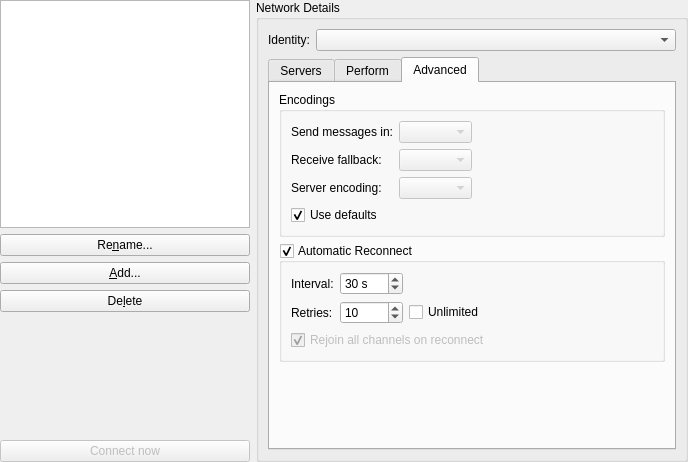
Qt form src/qtui/settingspages/networkssettingspage.ui (quassel/quassel) before a commit.
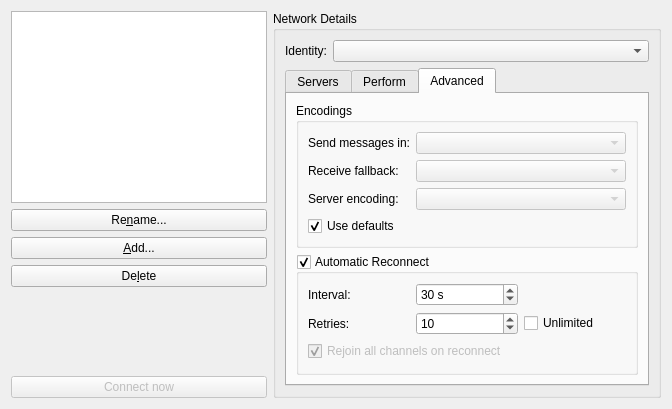
The same form after that commit. The open tabs and pages were chosen to show the change. Icons and pictures are not drawn.

Commit message: finally fixing the layout issues of the network settings. Those scrollbars should be history now. *sigh*

Patch:
```diff
--- a/src/qtui/settingspages/networkssettingspage.ui
+++ b/src/qtui/settingspages/networkssettingspage.ui
@@ -1,23 +1,10 @@
 <ui version="4.0" >
  <class>NetworksSettingsPage</class>
  <widget class="QWidget" name="NetworksSettingsPage" >
-  <property name="geometry" >
-   <rect>
-    <x>0</x>
-    <y>0</y>
-    <width>688</width>
-    <height>462</height>
-   </rect>
-  </property>
   <property name="windowTitle" >
    <string>Form</string>
   </property>
   <layout class="QHBoxLayout" >
-   <property name="margin" >
-    <number>0</number>
-   </property>
-   <item>
-    <layout class="QHBoxLayout" >
      <item>
       <layout class="QVBoxLayout" >
        <item>
@@ -31,8 +18,6 @@
         </widget>
        </item>
        <item>
-        <layout class="QVBoxLayout" >
-         <item>
           <widget class="QPushButton" name="renameNetwork" >
            <property name="sizePolicy" >
             <sizepolicy vsizetype="Fixed" hsizetype="Preferred" >
@@ -44,8 +29,7 @@
             <string>Re&amp;name...</string>
            </property>
            <property name="icon" >
-            <iconset resource="../../icons/icons.qrc" >
-             <normaloff>:/16x16/actions/oxygen/16x16/actions/edit-rename.png</normaloff>:/16x16/actions/oxygen/16x16/actions/edit-rename.png</iconset>
+        <iconset resource="../../icons/icons.qrc" >:/16x16/actions/oxygen/16x16/actions/edit-rename.png</iconset>
            </property>
           </widget>
          </item>
@@ -61,8 +45,7 @@
             <string>&amp;Add...</string>
            </property>
            <property name="icon" >
-            <iconset resource="../../icons/icons.qrc" >
-             <normaloff>:/16x16/actions/oxygen/16x16/actions/list-add.png</normaloff>:/16x16/actions/oxygen/16x16/actions/list-add.png</iconset>
+        <iconset resource="../../icons/icons.qrc" >:/16x16/actions/oxygen/16x16/actions/list-add.png</iconset>
            </property>
            <property name="iconSize" >
             <size>
@@ -84,8 +67,7 @@
             <string>De&amp;lete</string>
            </property>
            <property name="icon" >
-            <iconset resource="../../icons/icons.qrc" >
-             <normaloff>:/16x16/actions/oxygen/16x16/actions/edit-delete.png</normaloff>:/16x16/actions/oxygen/16x16/actions/edit-delete.png</iconset>
+        <iconset resource="../../icons/icons.qrc" >:/16x16/actions/oxygen/16x16/actions/edit-delete.png</iconset>
            </property>
           </widget>
          </item>
@@ -94,10 +76,10 @@
            <property name="orientation" >
             <enum>Qt::Vertical</enum>
            </property>
-           <property name="sizeHint" stdset="0" >
+       <property name="sizeHint" >
             <size>
-             <width>20</width>
-             <height>40</height>
+         <width>131</width>
+         <height>71</height>
             </size>
            </property>
           </spacer>
@@ -117,13 +99,9 @@
             <string>Connect now</string>
            </property>
            <property name="icon" >
-            <iconset>
-             <normaloff/>
-            </iconset>
-           </property>
-          </widget>
-         </item>
-        </layout>
+        <iconset/>
+       </property>
+      </widget>
        </item>
       </layout>
      </item>
@@ -176,21 +154,11 @@
            <property name="enabled" >
             <bool>true</bool>
            </property>
-           <property name="geometry" >
-            <rect>
-             <x>0</x>
-             <y>0</y>
-             <width>394</width>
-             <height>340</height>
-            </rect>
-           </property>
            <attribute name="title" >
             <string>Servers</string>
            </attribute>
            <layout class="QVBoxLayout" >
             <item>
-             <layout class="QVBoxLayout" >
-              <item>
                <layout class="QHBoxLayout" >
                 <item>
                  <widget class="QListWidget" name="serverList" >
@@ -216,9 +184,7 @@
                      <string>&amp;Edit...</string>
                     </property>
                     <property name="icon" >
-                     <iconset>
-                      <normaloff/>
-                     </iconset>
+                 <iconset/>
                     </property>
                    </widget>
                   </item>
@@ -234,8 +200,7 @@
                      <string>&amp;Add...</string>
                     </property>
                     <property name="icon" >
-                     <iconset resource="../../icons/icons.qrc" >
-                      <normaloff>:/16x16/actions/oxygen/16x16/actions/list-add.png</normaloff>:/16x16/actions/oxygen/16x16/actions/list-add.png</iconset>
+                 <iconset resource="../../icons/icons.qrc" >:/16x16/actions/oxygen/16x16/actions/list-add.png</iconset>
                     </property>
                    </widget>
                   </item>
@@ -251,25 +216,18 @@
                      <string>De&amp;lete</string>
                     </property>
                     <property name="icon" >
-                     <iconset resource="../../icons/icons.qrc" >
-                      <normaloff>:/16x16/actions/oxygen/16x16/actions/edit-delete.png</normaloff>:/16x16/actions/oxygen/16x16/actions/edit-delete.png</iconset>
+                 <iconset resource="../../icons/icons.qrc" >:/16x16/actions/oxygen/16x16/actions/edit-delete.png</iconset>
                     </property>
                    </widget>
                   </item>
                   <item>
                    <layout class="QHBoxLayout" >
-                    <property name="spacing" >
-                     <number>6</number>
-                    </property>
-                    <property name="margin" >
-                     <number>0</number>
-                    </property>
                     <item>
                      <spacer>
                       <property name="orientation" >
                        <enum>Qt::Horizontal</enum>
                       </property>
-                      <property name="sizeHint" stdset="0" >
+                  <property name="sizeHint" >
                        <size>
                         <width>0</width>
                         <height>20</height>
@@ -286,8 +244,7 @@
                        <string>...</string>
                       </property>
                       <property name="icon" >
-                       <iconset resource="../../icons/icons.qrc" >
-                        <normaloff>:/16x16/actions/oxygen/16x16/actions/go-up.png</normaloff>:/16x16/actions/oxygen/16x16/actions/go-up.png</iconset>
+                   <iconset resource="../../icons/icons.qrc" >:/16x16/actions/oxygen/16x16/actions/go-up.png</iconset>
                       </property>
                      </widget>
                     </item>
@@ -300,8 +257,7 @@
                        <string>...</string>
                       </property>
                       <property name="icon" >
-                       <iconset resource="../../icons/icons.qrc" >
-                        <normaloff>:/16x16/actions/oxygen/16x16/actions/go-down.png</normaloff>:/16x16/actions/oxygen/16x16/actions/go-down.png</iconset>
+                   <iconset resource="../../icons/icons.qrc" >:/16x16/actions/oxygen/16x16/actions/go-down.png</iconset>
                       </property>
                      </widget>
                     </item>
@@ -310,7 +266,7 @@
                       <property name="orientation" >
                        <enum>Qt::Horizontal</enum>
                       </property>
-                      <property name="sizeHint" stdset="0" >
+                  <property name="sizeHint" >
                        <size>
                         <width>0</width>
                         <height>20</height>
@@ -325,7 +281,7 @@
                     <property name="orientation" >
                      <enum>Qt::Vertical</enum>
                     </property>
-                    <property name="sizeHint" stdset="0" >
+                <property name="sizeHint" >
                      <size>
                       <width>20</width>
                       <height>40</height>
@@ -348,18 +304,8 @@
                </widget>
               </item>
              </layout>
-            </item>
-           </layout>
           </widget>
           <widget class="QWidget" name="performTab" >
-           <property name="geometry" >
-            <rect>
-             <x>0</x>
-             <y>0</y>
-             <width>394</width>
-             <height>340</height>
-            </rect>
-           </property>
            <attribute name="title" >
             <string>Perform</string>
            </attribute>
@@ -372,8 +318,6 @@
              </widget>
             </item>
             <item>
-             <layout class="QVBoxLayout" >
-              <item>
                <widget class="QTextEdit" name="performEdit" >
                 <property name="enabled" >
                  <bool>true</bool>
@@ -397,8 +341,7 @@
                 <property name="checked" >
                  <bool>true</bool>
                 </property>
-                <layout class="QVBoxLayout" >
-                 <item>
+            <widget class="QWidget" name="" >
                   <layout class="QGridLayout" >
                    <item row="0" column="0" >
                     <widget class="QLabel" name="label_2" >
@@ -438,27 +381,16 @@
                     </widget>
                    </item>
                   </layout>
-                 </item>
-                </layout>
-               </widget>
-              </item>
-             </layout>
+            </widget>
+           </widget>
             </item>
            </layout>
           </widget>
           <widget class="QWidget" name="tab" >
-           <property name="geometry" >
-            <rect>
-             <x>0</x>
-             <y>0</y>
-             <width>394</width>
-             <height>340</height>
-            </rect>
-           </property>
            <attribute name="title" >
             <string>Advanced</string>
            </attribute>
-           <layout class="QVBoxLayout" name="verticalLayout_2" >
+         <layout class="QVBoxLayout" >
             <item>
              <widget class="QGroupBox" name="groupBox_3" >
               <property name="enabled" >
@@ -467,9 +399,7 @@
               <property name="title" >
                <string>Encodings</string>
               </property>
-              <layout class="QVBoxLayout" name="verticalLayout" >
-               <item>
-                <layout class="QHBoxLayout" name="horizontalLayout" >
+            <layout class="QVBoxLayout" >
                  <item>
                   <layout class="QGridLayout" >
                    <item row="0" column="0" >
@@ -542,21 +472,6 @@
                   </layout>
                  </item>
                  <item>
-                  <spacer>
-                   <property name="orientation" >
-                    <enum>Qt::Horizontal</enum>
-                   </property>
-                   <property name="sizeHint" stdset="0" >
-                    <size>
-                     <width>58</width>
-                     <height>61</height>
-                    </size>
-                   </property>
-                  </spacer>
-                 </item>
-                </layout>
-               </item>
-               <item>
                 <widget class="QCheckBox" name="useDefaultEncodings" >
                  <property name="enabled" >
                   <bool>true</bool>
@@ -585,8 +500,6 @@
               </property>
               <layout class="QVBoxLayout" >
                <item>
-                <layout class="QHBoxLayout" >
-                 <item>
                   <layout class="QGridLayout" >
                    <item row="0" column="0" >
                     <widget class="QLabel" name="label_7" >
@@ -641,21 +554,6 @@
                   </layout>
                  </item>
                  <item>
-                  <spacer>
-                   <property name="orientation" >
-                    <enum>Qt::Horizontal</enum>
-                   </property>
-                   <property name="sizeHint" stdset="0" >
-                    <size>
-                     <width>40</width>
-                     <height>20</height>
-                    </size>
-                   </property>
-                  </spacer>
-                 </item>
-                </layout>
-               </item>
-               <item>
                 <widget class="QCheckBox" name="rejoinOnReconnect" >
                  <property name="enabled" >
                   <bool>false</bool>
@@ -671,27 +569,12 @@
               </layout>
              </widget>
             </item>
-            <item>
-             <spacer>
-              <property name="orientation" >
-               <enum>Qt::Vertical</enum>
-              </property>
-              <property name="sizeHint" stdset="0" >
-               <size>
-                <width>386</width>
-                <height>31</height>
-               </size>
-              </property>
-             </spacer>
-            </item>
            </layout>
           </widget>
          </widget>
         </item>
        </layout>
       </widget>
-     </item>
-    </layout>
    </item>
   </layout>
  </widget>
```
Left out of the diff: 64 changed lines with no effect on the pictures. Lines whose indentation alone changed are shown as unchanged.
